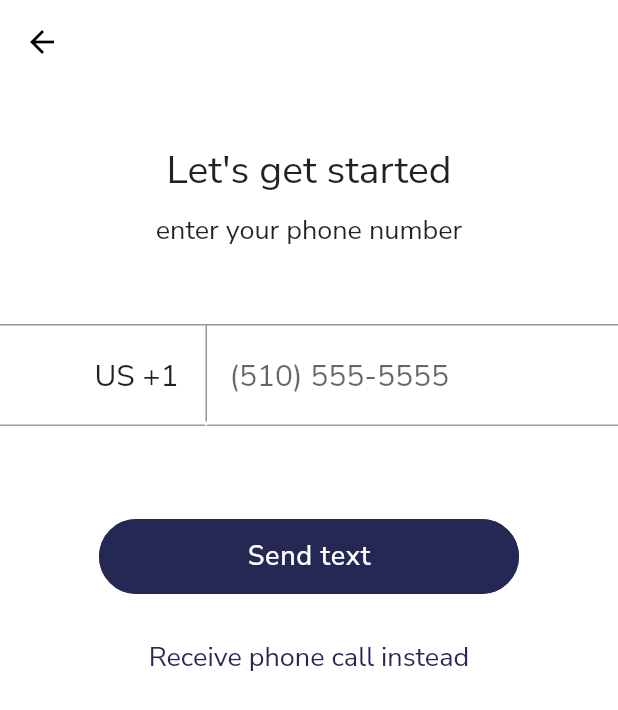
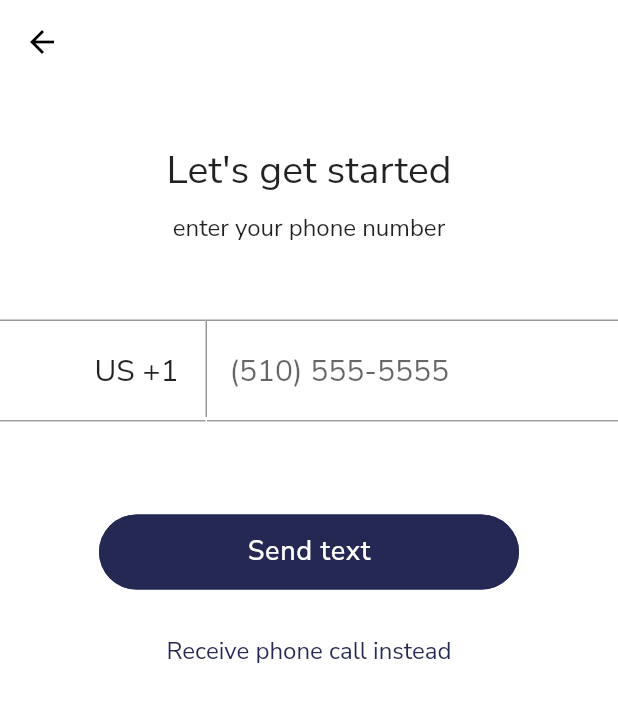
Before and after one commit to ekayy/alike_learning, a Flutter app: the SignUpPhoneScreen screen opened by its route, on a phone screen of 412 x 824 dp. Shown: the top 710 px of the screen. Run offline on Flutter 3.47's test engine with Material 2 defaults, Android fonts, the phone set to English and light mode, and no system bars; our stand-ins replace email_validator, flutter_multi_formatter, flutter_svg, google_fonts, pin_code_text_field.

Commit message:
Sign up form spacings

```diff
--- a/lib/src/auth/sign_up_birthday_screen.dart
+++ b/lib/src/auth/sign_up_birthday_screen.dart
@@ -25,7 +25,7 @@ class _SignUpBirthdayScreenState extends State<SignUpBirthdayScreen> {
           children: <Widget>[
             Column(
               children: <Widget>[
-                const SizedBox(height: 40),
+                const SizedBox(height: 60),
                 Text(
                   'Your birthday',
                   style:
--- a/lib/src/auth/sign_up_email_screen.dart
+++ b/lib/src/auth/sign_up_email_screen.dart
@@ -41,7 +41,7 @@ class _SignUpEmailScreenState extends State<SignUpEmailScreen> {
                 return null;
               },
             ),
-            const SizedBox(height: 50),
+            const SizedBox(height: 40),
             Button(
               text: 'Next',
               onPress: () {
--- a/lib/src/auth/sign_up_gender_screen.dart
+++ b/lib/src/auth/sign_up_gender_screen.dart
@@ -37,13 +37,14 @@ class _SignUpGenderScreenState extends State<SignUpGenderScreen> {
       appBar: AppBar(),
       body: Center(
         child: Column(
-          mainAxisAlignment: MainAxisAlignment.spaceAround,
+          mainAxisAlignment: MainAxisAlignment.start,
           children: <Widget>[
             Column(
               children: <Widget>[
                 Text('I am a', style: TextStyle(fontSize: 32)),
                 const SizedBox(height: 25),
                 ..._buildButtons(),
+                const SizedBox(height: 120),
               ],
             ),
             Button(
--- a/lib/src/auth/sign_up_name_screen.dart
+++ b/lib/src/auth/sign_up_name_screen.dart
@@ -20,7 +20,7 @@ class SignUpNameScreen extends StatelessWidget {
               style: const TextStyle(fontSize: 28, color: Color(0xFF1B1B1B)),
               textAlign: TextAlign.center,
             ),
-            const SizedBox(height: 20),
+            const SizedBox(height: 50),
             Form(
               key: _nameFormKey,
               child: AlikeTextInput(
--- a/lib/src/auth/sign_up_phone_screen.dart
+++ b/lib/src/auth/sign_up_phone_screen.dart
@@ -83,7 +83,7 @@ class _SignUpPhoneScreenState extends State<SignUpPhoneScreen> {
                 Text(
                   'enter your phone number',
                   style: const TextStyle(
-                    fontSize: 18,
+                    fontSize: 16,
                   ),
                 ),
                 const SizedBox(height: 50),
@@ -117,7 +117,7 @@ class _SignUpPhoneScreenState extends State<SignUpPhoneScreen> {
                         'Receive phone call instead',
                         style: const TextStyle(
                           color: Color(0xFF262854),
-                          fontSize: 18,
+                          fontSize: 16,
                         ),
                       )
                     : Text('Try another option')),
```
